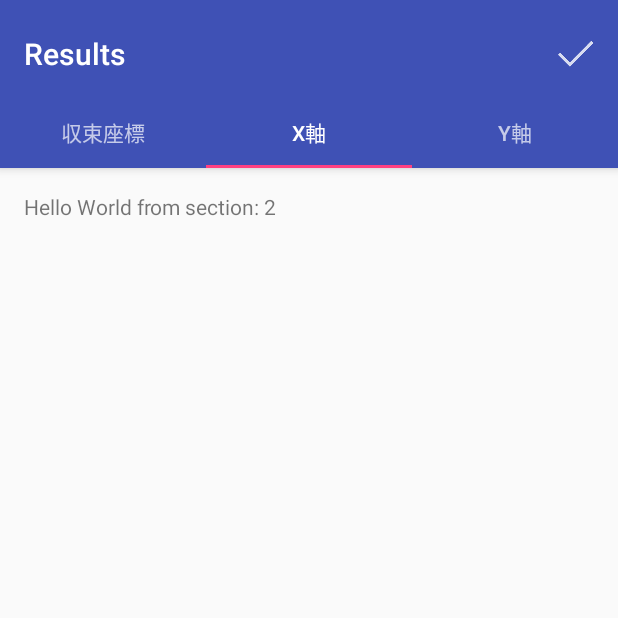
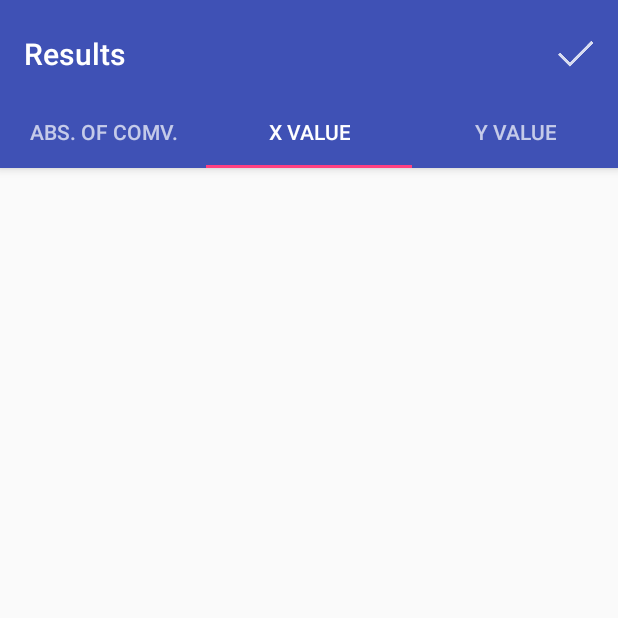
Before and after one commit to tubesoft/MoodRecorder, an Android app: the ResultActivity screen opened directly, with no data from a screen before it, tab 2 chosen, on a phone screen of 412 x 824 dp, the top half of it. Run offline under Robolectric (Android 15) with nearby library versions, the phone set to English and light mode, and no system bars; libraries missing offline, so code that uses them is left out: com.github.mikephil.charting; 6 statements that could not run were skipped.

Commit message:
主に、グラフ描画のライブラリを導入＋実装 あとは細かい部分、直打ちテキストをstrings.xmlに移行。

```diff
--- a/app/src/main/java/com/tubesoft/moodrecorder/BrowsingHistoryActivity.java
+++ b/app/src/main/java/com/tubesoft/moodrecorder/BrowsingHistoryActivity.java
@@ -43,7 +43,7 @@ public class BrowsingHistoryActivity extends AppCompatActivity {
     private boolean isBtnDeleteSelected = false;
     private MenuItem dltChn;
     private MenuItem dltCfm;
-    private String path = "SavedRecord.txt";
+    private String path;
 
 
 
@@ -61,7 +61,7 @@ public class BrowsingHistoryActivity extends AppCompatActivity {
             }
         });
 
-
+        path = getString(R.string.record_path);
         //リストビューを設定
         listView = (ListView) findViewById(R.id.list);
         try {
--- a/app/src/main/java/com/tubesoft/moodrecorder/HistoryListAdapter.java
+++ b/app/src/main/java/com/tubesoft/moodrecorder/HistoryListAdapter.java
@@ -50,7 +50,6 @@ public class HistoryListAdapter extends ArrayAdapter<HistoryItems>{
             mIsChecked = (CheckBox)convertView.findViewById(R.id.checkBox);
             mIsChecked.setChecked(false);
 
-            System.out.println(isCbVisible);
             if (isCbVisible){
                 mIsChecked.setVisibility(View.VISIBLE);
             } else {
--- a/app/src/main/java/com/tubesoft/moodrecorder/ResultActivity.java
+++ b/app/src/main/java/com/tubesoft/moodrecorder/ResultActivity.java
@@ -153,7 +153,19 @@ public class ResultActivity extends AppCompatActivity {
         public Fragment getItem(int position) {
             // getItem is called to instantiate the fragment for the given page.
             // Return a PlaceholderFragment (defined as a static inner class below).
-            return PlaceholderFragment.newInstance(position + 1);
+            switch (position) {
+                case 0:
+                    ResultTabConvFragment tabConv = new ResultTabConvFragment();
+                    return tabConv;
+                case 1:
+                    ResultTabXFragment tabX = new ResultTabXFragment();
+                    return tabX;
+                case 2:
+                    ResultTabYFragment tabY = new ResultTabYFragment();
+                    return tabY;
+                default:
+                    return PlaceholderFragment.newInstance(position + 1);
+            }
         }
 
         @Override
@@ -167,15 +179,17 @@ public class ResultActivity extends AppCompatActivity {
             switch (position) {
                 //文字列は後でバイリンガル設定しておくこと。
                 case 0:
-                    return "収束座標";
+                    return getBaseContext().getString(R.string.abscissa_convergence);
                 case 1:
-                    return "X軸";
+                    return getBaseContext().getString(R.string.x_value);
                 case 2:
-                    return "Y軸";
+                    return getBaseContext().getString(R.string.y_value);
             }
             return null;
         }
     }
+
+
     @Override
     public boolean dispatchKeyEvent(KeyEvent event) {
         if (event.getAction()==KeyEvent.ACTION_DOWN) {
--- /dev/null
+++ b/app/src/main/java/com/tubesoft/moodrecorder/ResultTabConvFragment.java
@@ -0,0 +1,150 @@
+package com.tubesoft.moodrecorder;
+
+import android.content.Intent;
+import android.graphics.Color;
+import android.support.v4.app.Fragment;
+import android.os.Bundle;
+import android.view.LayoutInflater;
+import android.view.View;
+import android.view.ViewGroup;
+
+import com.github.mikephil.charting.charts.LineChart;
+import com.github.mikephil.charting.components.Legend;
+import com.github.mikephil.charting.components.XAxis;
+import com.github.mikephil.charting.components.YAxis;
+import com.github.mikephil.charting.data.Entry;
+import com.github.mikephil.charting.data.LineData;
+import com.github.mikephil.charting.data.LineDataSet;
+
+import java.io.BufferedReader;
+import java.io.IOException;
+import java.io.InputStream;
+import java.io.InputStreamReader;
+import java.security.Timestamp;
+import java.text.ParsePosition;
+import java.text.SimpleDateFormat;
+import java.util.ArrayList;
+import java.util.Date;
+import java.util.List;
+
+/**
+ * Created by inotazo on 16/03/15.
+ */
+public class ResultTabConvFragment extends Fragment {
+    String date;
+    String samplingRate;
+    boolean isTracked;
+    LineData lineData;
+    LineDataSet dataSet;
+    String title;
+
+    @Override
+    public View onCreateView(LayoutInflater inflater, ViewGroup container, Bundle savedInstanceState) {
+        View view = inflater.inflate(R.layout.fragment_result_tab_conv, container, false);
+        title = getContext().getString(R.string.abscissa_convergence);
+        LineChart lineChart = (LineChart) view.findViewById(R.id.conv_chart);
+//        setChartProperty(lineChart);
+        Intent intent = getActivity().getIntent();
+        int listId = intent.getIntExtra("list_id", -1);
+
+        try {
+            loadCsv(listId);
+        } catch (IOException e) {
+            e.printStackTrace();
+        }
+
+        lineChart.setData(lineData); // set the data and list of labels into chart
+        lineChart.setDescription(title);
+
+        return view;
+    }
+
+    //assetsフォルダ内のtxtファイルを読み込むメソッド
+    private void loadCsv(int id) throws IOException {
+        String path = getContext().getString(R.string.record_path);
+        InputStream is = getContext().getAssets().open(path);
+        BufferedReader in = new BufferedReader(new InputStreamReader(is, "UTF-8"));
+
+        String line;
+        for (int i=0; i<id; i++){
+            while (!in.readLine().equals("EOR")) {
+                continue;
+            }
+        }
+        line = in.readLine();
+        date = line;
+        line = in.readLine();
+        samplingRate = line;
+        line = in.readLine();
+        if (line.equals("true")) {
+            isTracked = true;
+        } else {
+            isTracked = false;
+        }
+
+        List listEntry = new ArrayList();
+        List listTime = new ArrayList();
+        int cnt = 0;
+        line = in.readLine();
+        while (!line.equals("EOR")) {
+            String[] items = line.split(",");
+//            SimpleDateFormat dateFormat = new SimpleDateFormat("HH:mm:ss.SSS");
+//            String timeStr = items[0];
+//            ParsePosition pos = new ParsePosition(0);
+//            Date time = dateFormat.parse(timeStr,pos);
+
+                //お試し
+            System.out.println("X:"+items[1]);
+            System.out.println("Time:" + items[0]);
+            float x = Float.parseFloat(items[1]);
+//            float y = Float.parseFloat(items[2]);
+            listEntry.add(new Entry(x,cnt));
+            listTime.add(items[0]);
+            System.out.println(cnt);
+            //お試し終わり
+
+            cnt++;
+            line = in.readLine();
+        }
+        in.close();
+        dataSet = new LineDataSet(listEntry,title);
+        lineData = new LineData(listTime,dataSet);
+    }
+
+    private void setChartProperty (LineChart mChart){
+        // enable touch gestures
+        mChart.setTouchEnabled(true);
+
+        // enable scaling and dragging
+        mChart.setDragEnabled(true);
+        mChart.setScaleEnabled(true);
+        mChart.setDrawGridBackground(false);
+
+        // if disabled, scaling can be done on x- and y-axis separately
+        mChart.setPinchZoom(true);
+
+        // set an alternative background color
+        mChart.setBackgroundColor(Color.LTGRAY);
+
+
+        //  ラインの凡例の設定
+        Legend l = mChart.getLegend();
+        l.setForm(Legend.LegendForm.LINE);
+        l.setTextColor(Color.BLACK);
+
+        XAxis xl = mChart.getXAxis();
+        xl.setTextColor(Color.BLACK);
+        xl.setLabelsToSkip(9);
+
+        YAxis leftAxis = mChart.getAxisLeft();
+        leftAxis.setTextColor(Color.BLACK);
+        leftAxis.setAxisMaxValue(10.0f);
+        leftAxis.setAxisMinValue(-10.0f);
+        leftAxis.setStartAtZero(false);
+        leftAxis.setDrawGridLines(true);
+
+        YAxis rightAxis = mChart.getAxisRight();
+        rightAxis.setEnabled(false);
+    }
+
+}
--- /dev/null
+++ b/app/src/main/java/com/tubesoft/moodrecorder/ResultTabXFragment.java
@@ -0,0 +1,17 @@
+package com.tubesoft.moodrecorder;
+
+import android.support.v4.app.Fragment;
+import android.os.Bundle;
+import android.view.LayoutInflater;
+import android.view.View;
+import android.view.ViewGroup;
+
+/**
+ * Created by inotazo on 16/03/15.
+ */
+public class ResultTabXFragment extends Fragment {
+    @Override
+    public View onCreateView(LayoutInflater inflater, ViewGroup container, Bundle savedInstanceState) {
+        return inflater.inflate(R.layout.fragment_result_tab_x, container, false);
+    }
+}
--- /dev/null
+++ b/app/src/main/java/com/tubesoft/moodrecorder/ResultTabYFragment.java
@@ -0,0 +1,17 @@
+package com.tubesoft.moodrecorder;
+
+import android.support.v4.app.Fragment;
+import android.os.Bundle;
+import android.view.LayoutInflater;
+import android.view.View;
+import android.view.ViewGroup;
+
+/**
+ * Created by inotazo on 16/03/15.
+ */
+public class ResultTabYFragment extends Fragment {
+    @Override
+    public View onCreateView(LayoutInflater inflater, ViewGroup container, Bundle savedInstanceState) {
+        return inflater.inflate(R.layout.fragment_result_tab_y, container, false);
+    }
+}
--- /dev/null
+++ b/app/src/main/res/layout/fragment_result_tab_conv.xml
@@ -0,0 +1,13 @@
+<?xml version="1.0" encoding="utf-8"?>
+<LinearLayout xmlns:android="http://schemas.android.com/apk/res/android"
+    android:layout_width="match_parent"
+    android:layout_height="match_parent">
+
+
+    <com.github.mikephil.charting.charts.LineChart
+        android:id="@+id/conv_chart"
+        android:layout_width="match_parent"
+        android:layout_height="351dp"
+        android:layout_margin="8dp"
+        />
+</LinearLayout>
--- /dev/null
+++ b/app/src/main/res/layout/fragment_result_tab_x.xml
@@ -0,0 +1,6 @@
+<?xml version="1.0" encoding="utf-8"?>
+<LinearLayout xmlns:android="http://schemas.android.com/apk/res/android"
+    android:layout_width="match_parent"
+    android:layout_height="match_parent">
+
+</LinearLayout>
--- /dev/null
+++ b/app/src/main/res/layout/fragment_result_tab_y.xml
@@ -0,0 +1,6 @@
+<?xml version="1.0" encoding="utf-8"?>
+<LinearLayout xmlns:android="http://schemas.android.com/apk/res/android"
+    android:layout_width="match_parent"
+    android:layout_height="match_parent">
+
+</LinearLayout>
--- a/app/src/main/res/values/strings.xml
+++ b/app/src/main/res/values/strings.xml
@@ -1,6 +1,7 @@
 <resources>
-    <string name="section_format">Hello World from section: %1$d</string>
-    <!-->インストラクション画面のお試し文字列<-->
+    <string name="section_format">Hello World from section: %1$d</string><!--インストラクション画面のお試し文字列-->
+
+    <!-- アクティビティタイトル-->
     <string name="app_name">Mood Recorder</string>
     <string name="title_activity_otameshi">Otameshi</string>
     <string name="title_activity_measurement_instruction">Measurement Instruction</string>
@@ -8,24 +9,39 @@
     <string name="title_activity_result">Results</string>
     <string name="title_activity_measurement">Measurement</string>
     <string name="title_activity_preferences_app">Preferences</string>
+
+    <!-- トップ画面-->
     <string name="start_measurement">Start</string>
     <string name="minute">Min.</string>
     <string name="second">Sec.</string>
 
+    <!-- 設定画面-->
     <string name="title_pref_is_tracked">Draw Tracking</string>
     <string name="title_pref_sampling_rate">Sampling Rate</string>
     <string name="summary_pref_sampling_rate">Choose the following rates.</string>
     <string name="summary_pref_is_tracked">Draw a track while measurements.</string>
+
+    <!-- 測定画面-->
     <string name="comfortable">Comfortable</string>
     <string name="uncomfortable">Uncomfortable</string>
     <string name="obscure">Obscure</string>
     <string name="clear">Clear</string>
 
-    <string name="no_data">NO DATA</string>
+    <!-- 測定インストラクション画面-->
+
+    <!-- 履歴閲覧画面-->
     <string name="with_track">With Track</string>
     <string name="without_track">Without Track</string>
-
+    <string name="no_data">NO DATA</string>
     <string name="execute_delete">Delete</string>
     <string name="choose_delete">Delete Selected</string>
     <string name="done">Done</string>
+    <string name="record_path">SavedRecord.txt</string>
+
+    <!-- 結果画面-->
+    <string name="abscissa_convergence">Abs. of Comv.</string>
+    <string name="x_value">X Value</string>
+    <string name="y_value">Y Value</string>
+
+
 </resources>
```
Also changed, not shown: 1 other file.
